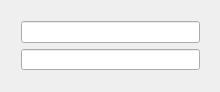
adamb924/QuickMD5, file mainwindow.ui: the form before one commit.
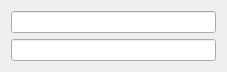
The form after the commit. Custom widgets are drawn as their Qt base class.

```diff
--- a/mainwindow.ui
+++ b/mainwindow.ui
@@ -6,8 +6,8 @@
    <rect>
     <x>0</x>
     <y>0</y>
-    <width>220</width>
-    <height>92</height>
+    <width>227</width>
+    <height>64</height>
    </rect>
   </property>
   <property name="sizePolicy">
@@ -16,19 +16,16 @@
     <verstretch>0</verstretch>
    </sizepolicy>
   </property>
+  <property name="maximumSize">
+   <size>
+    <width>16777215</width>
+    <height>16777215</height>
+   </size>
+  </property>
   <property name="windowTitle">
    <string>MainWindow</string>
   </property>
   <widget class="QWidget" name="centralWidget">
-   <widget class="QWidget" name="verticalLayoutWidget">
-    <property name="geometry">
-     <rect>
-      <x>10</x>
-      <y>10</y>
-      <width>201</width>
-      <height>71</height>
-     </rect>
-    </property>
     <layout class="QVBoxLayout" name="verticalLayout">
      <item>
       <widget class="DropFilenameLineEdit" name="dropTarget1"/>
@@ -37,7 +34,6 @@
       <widget class="DropFilenameLineEdit" name="dropTarget2"/>
      </item>
     </layout>
-   </widget>
   </widget>
  </widget>
  <layoutdefault spacing="6" margin="11"/>
```
Lines whose indentation alone changed are shown as unchanged.
